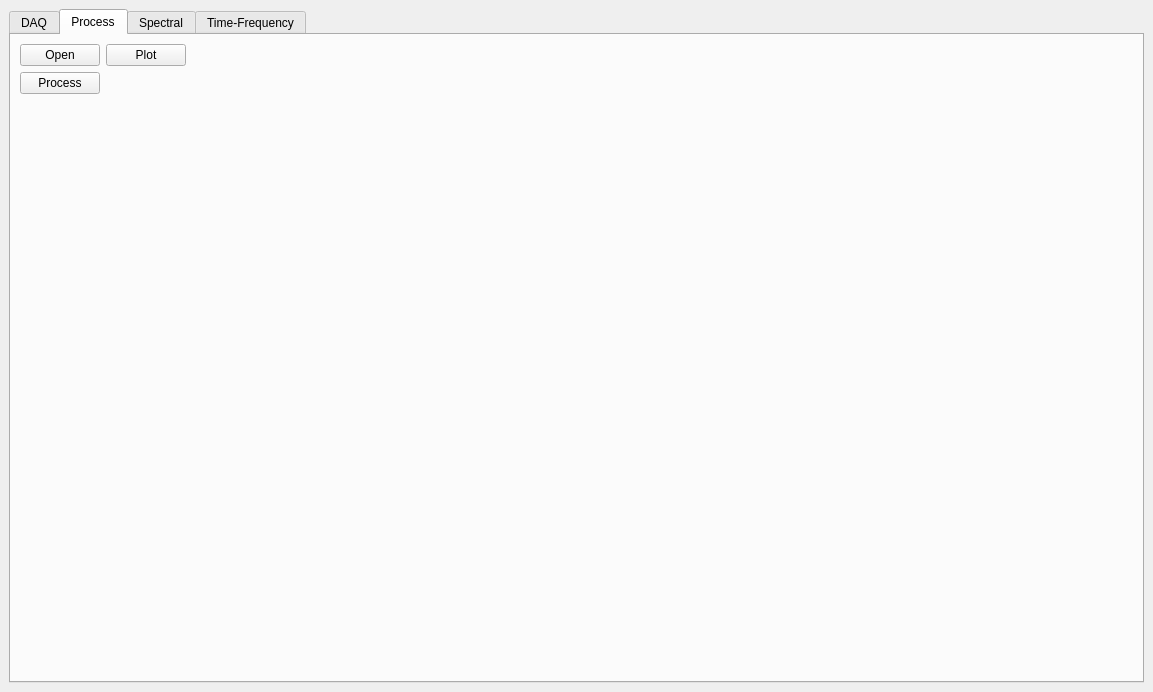
Above: gui.ui from nogleo/datanog before the change. Below: the same form after it.
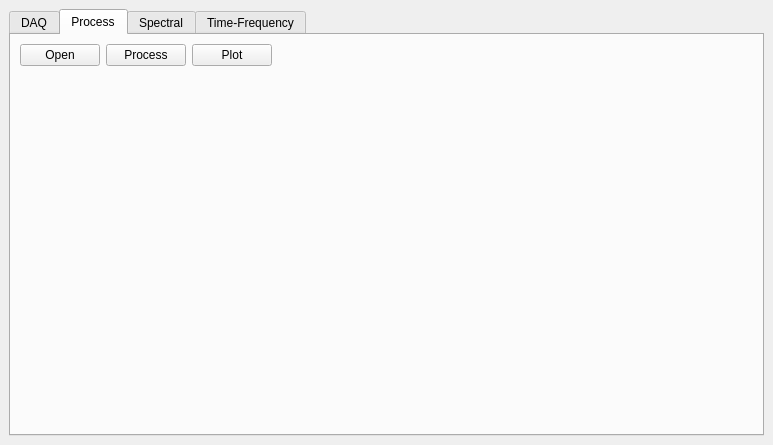
That is the form after the change.

Commit message: fix path to proc data

Patch:
```diff
--- a/gui.ui
+++ b/gui.ui
@@ -6,8 +6,8 @@
    <rect>
     <x>0</x>
     <y>0</y>
-    <width>1153</width>
-    <height>692</height>
+    <width>773</width>
+    <height>445</height>
    </rect>
   </property>
   <property name="sizePolicy">
@@ -249,48 +249,7 @@
           </property>
          </widget>
         </item>
-        <item row="1" column="1" rowspan="2">
-         <layout class="QVBoxLayout" name="plotLayout">
-          <item>
-           <spacer name="verticalSpacer">
-            <property name="orientation">
-             <enum>Qt::Vertical</enum>
-            </property>
-            <property name="sizeHint" stdset="0">
-             <size>
-              <width>20</width>
-              <height>40</height>
-             </size>
-            </property>
-           </spacer>
-          </item>
-         </layout>
-        </item>
-        <item row="1" column="0" rowspan="2">
-         <layout class="QVBoxLayout" name="dataLayout">
-          <item>
-           <widget class="QPushButton" name="processbttn">
-            <property name="text">
-             <string>Process</string>
-            </property>
-           </widget>
-          </item>
-          <item>
-           <spacer name="verticalSpacer_2">
-            <property name="orientation">
-             <enum>Qt::Vertical</enum>
-            </property>
-            <property name="sizeHint" stdset="0">
-             <size>
-              <width>20</width>
-              <height>40</height>
-             </size>
-            </property>
-           </spacer>
-          </item>
-         </layout>
-        </item>
-        <item row="0" column="1">
+        <item row="0" column="2">
          <layout class="QHBoxLayout" name="horizontalLayout">
           <item>
            <widget class="QPushButton" name="plotbttn">
@@ -314,6 +273,30 @@
           </item>
          </layout>
         </item>
+        <item row="0" column="1">
+         <widget class="QPushButton" name="processbttn">
+          <property name="text">
+           <string>Process</string>
+          </property>
+         </widget>
+        </item>
+        <item row="1" column="0" rowspan="2" colspan="3">
+         <layout class="QVBoxLayout" name="plotLayout">
+          <item>
+           <spacer name="verticalSpacer">
+            <property name="orientation">
+             <enum>Qt::Vertical</enum>
+            </property>
+            <property name="sizeHint" stdset="0">
+             <size>
+              <width>20</width>
+              <height>40</height>
+             </size>
+            </property>
+           </spacer>
+          </item>
+         </layout>
+        </item>
        </layout>
       </widget>
       <widget class="QWidget" name="tab">
```
The commit also changes 2 other files.
